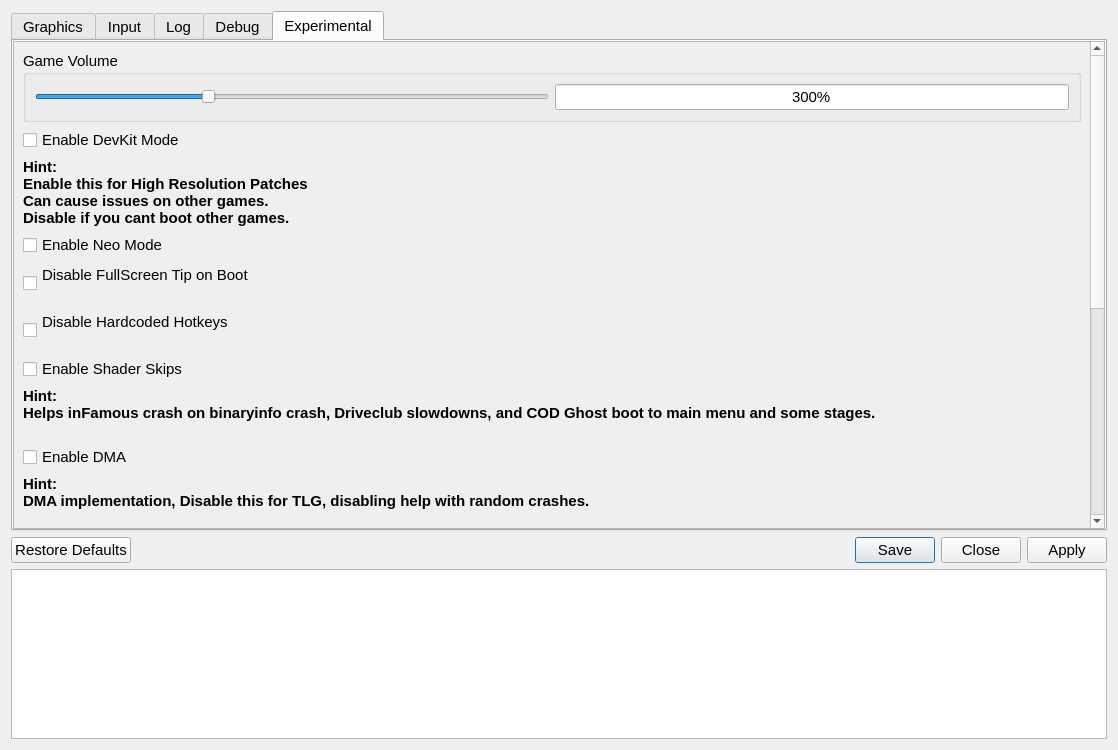
Qt form src/qt_gui/game_specific_dialog.ui (diegolix29/shadPS4) before a commit.
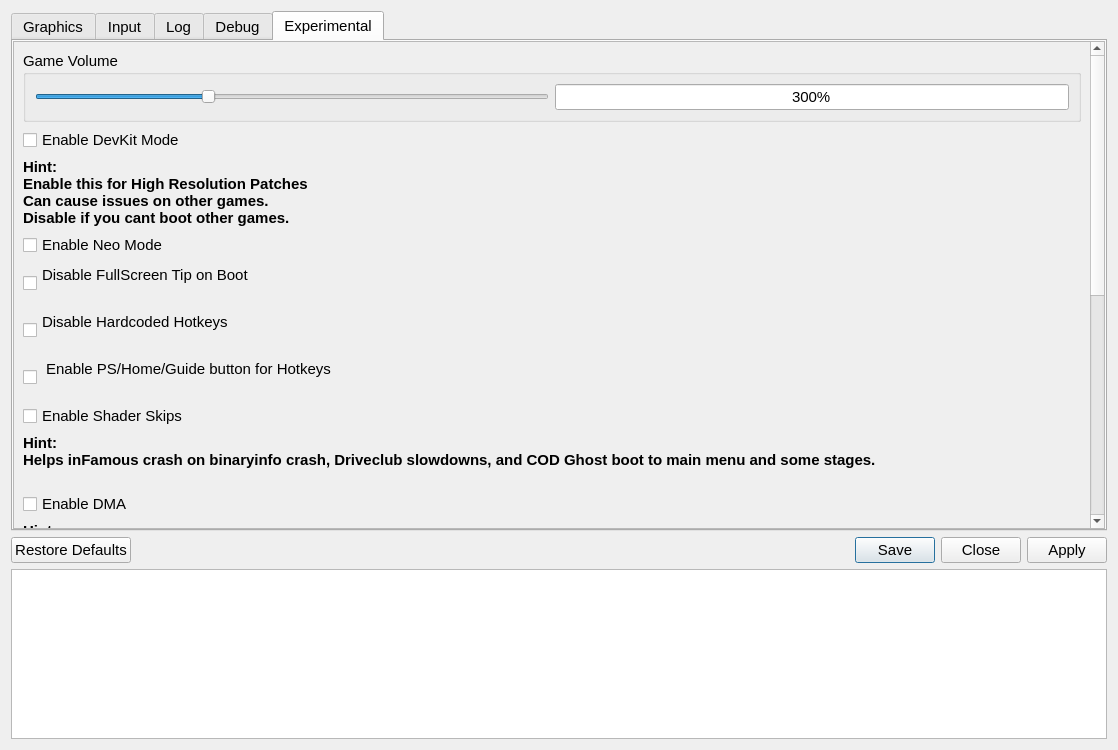
The same form after that commit. The open tabs and pages were chosen to show the change. Icons and pictures are not drawn.

Commit message: Fixing Home button Break with multiple players

The edit to the form file:
```diff
--- a/src/qt_gui/game_specific_dialog.ui
+++ b/src/qt_gui/game_specific_dialog.ui
@@ -1408,6 +1408,14 @@
           </property>
          </widget>
         </item>
+        <item>
+         <widget class="QCheckBox" name="HomeHotkeysCheckBox">
+          <property name="text">
+           <string> Enable PS/Home/Guide button for Hotkeys
+		   </string>
+          </property>
+         </widget>
+        </item>
         <item>
          <widget class="QCheckBox" name="SkipsCheckBox">
           <property name="text">
```
The commit also changes 10 other files.
